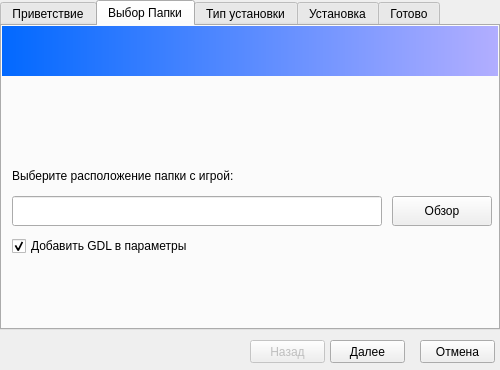
First picture: the form in installer.ui, repository gdlocalisation/gdl-installer, before the edit.
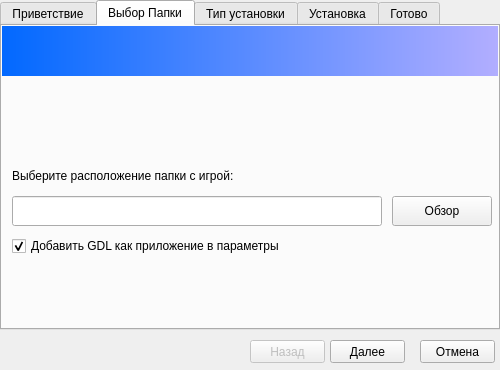
Second picture: the form after the edit. The open tabs and pages were chosen to show the change. Icons and pictures are not drawn.

What changed in the file:
```diff
--- a/installer.ui
+++ b/installer.ui
@@ -216,7 +216,7 @@
        </rect>
       </property>
       <property name="text">
-       <string>Добавить GDL в параметры</string>
+       <string>Добавить GDL как приложение в параметры</string>
       </property>
       <property name="checked">
        <bool>true</bool>
```
